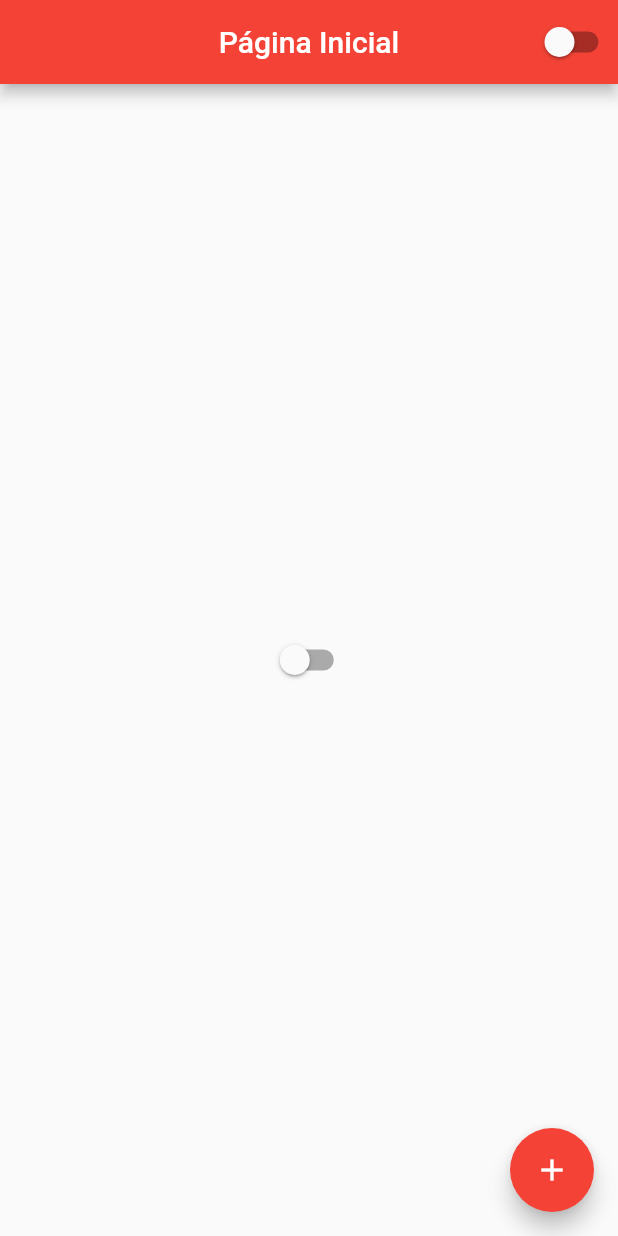
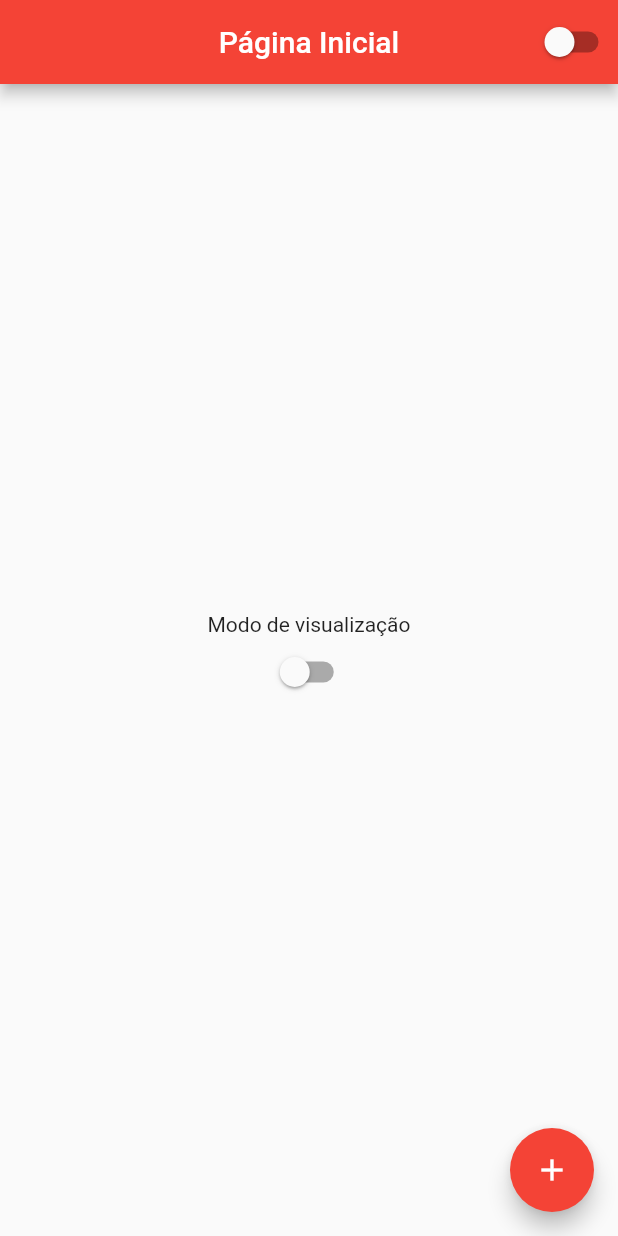
Before and after one commit to JuniorPenguim/Prodesan, a Flutter app: the screen it shows after launch, on a phone screen of 412 x 824 dp. Run offline on Flutter 3.47's test engine with Material 2 defaults, Android fonts, the phone set to English and light mode, and no system bars.

Commit message:
Utilizando Componentes Column

```diff
--- a/lib/homePage.dart
+++ b/lib/homePage.dart
@@ -23,9 +23,16 @@ class HomePageState extends State<HomePage> {
         ),
         actions: [CustomSwitch()],
       ),
-      body: Center(
-        child: CustomSwitch(),
-      ),
+      body: Container(
+          width: double.infinity,
+          height: double.infinity,
+          child: Column(
+            mainAxisAlignment: MainAxisAlignment.center,
+            children: [
+              Text('Modo de visualização'),
+              CustomSwitch(),
+            ],
+          )),
       floatingActionButton: FloatingActionButton(
         child: Icon(Icons.add),
         onPressed: () {
```
